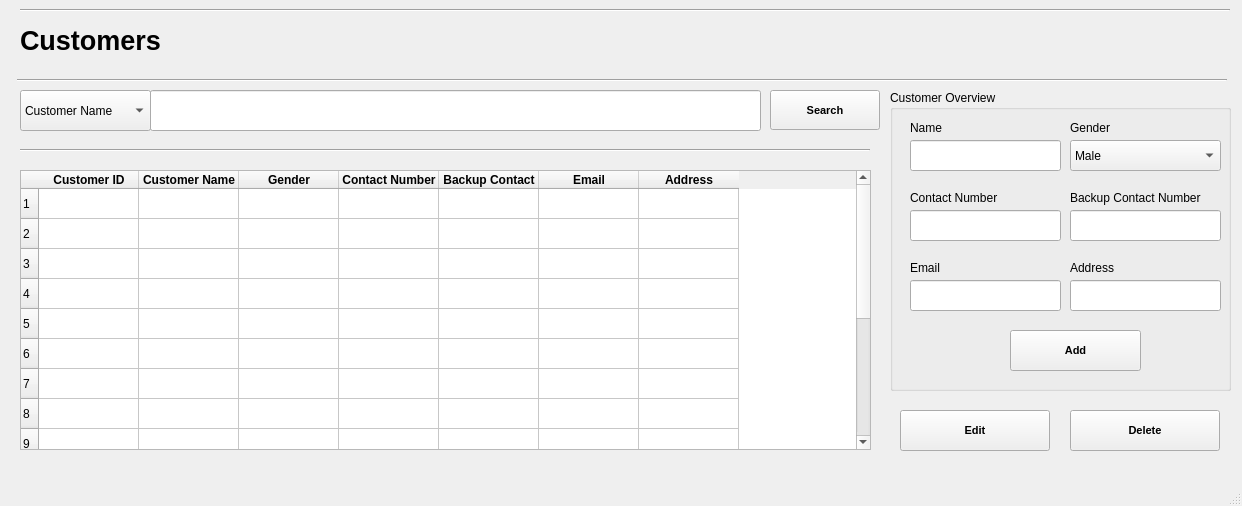
Old version of the form Screens/Customers.ui in the repository basil-ali-khan/Inventory-Management-System.
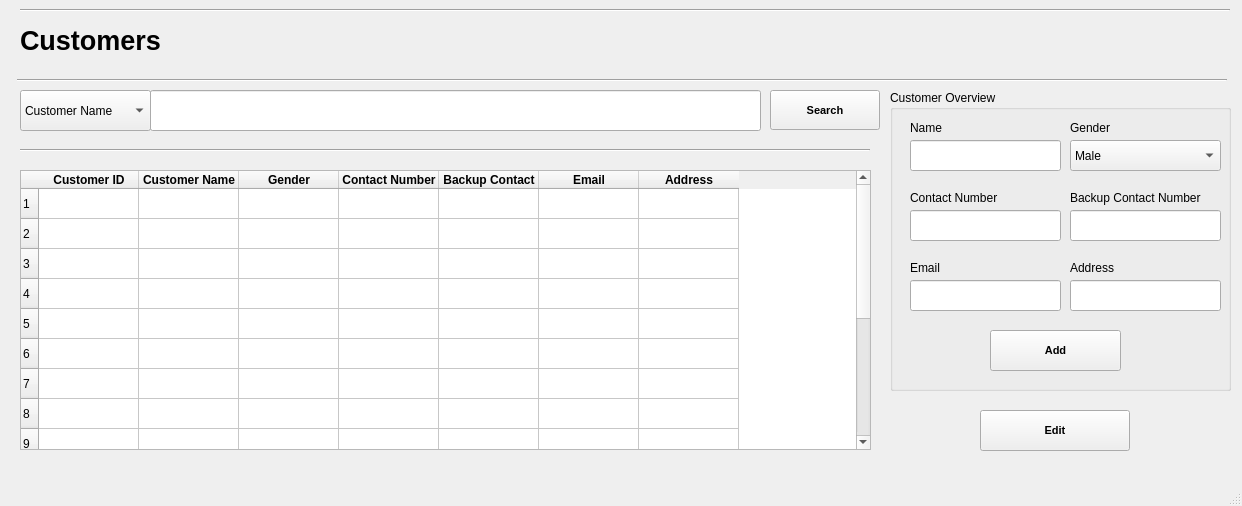
New version of the form.

Commit message: Delete button removed from customers and vendors

Diff of the .ui file:
```diff
--- a/Screens/Customers.ui
+++ b/Screens/Customers.ui
@@ -429,7 +429,7 @@
     <widget class="QPushButton" name="addCustomerButton">
      <property name="geometry">
       <rect>
-       <x>120</x>
+       <x>100</x>
        <y>240</y>
        <width>131</width>
        <height>41</height>
@@ -463,7 +463,7 @@
    <widget class="QPushButton" name="editCustomerButton">
     <property name="geometry">
      <rect>
-      <x>900</x>
+      <x>980</x>
       <y>410</y>
       <width>150</width>
       <height>41</height>
@@ -480,26 +480,6 @@
      <string>Edit</string>
     </property>
    </widget>
-   <widget class="QPushButton" name="deleteCustomerButton">
-    <property name="geometry">
-     <rect>
-      <x>1070</x>
-      <y>410</y>
-      <width>150</width>
-      <height>41</height>
-     </rect>
-    </property>
-    <property name="font">
-     <font>
-      <pointsize>8</pointsize>
-      <weight>75</weight>
-      <bold>true</bold>
-     </font>
-    </property>
-    <property name="text">
-     <string>Delete</string>
-    </property>
-   </widget>
    <widget class="QPushButton" name="searchCustomerButton">
     <property name="geometry">
      <rect>
```
The commit also changes 1 other file.
